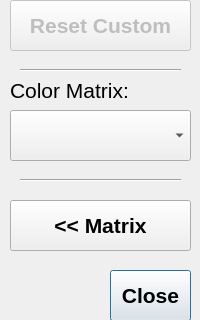
Qt form src/whitebalancedialog.ui (krontech/chronos-cam-app) before a commit; both pictures show x 0 to 200 and y 160 to 480 of the 200 by 480 pixel window.
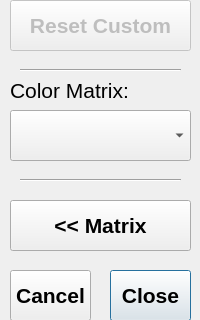
The same form after that commit.

Commit message: Added cancel button to WB dialog

What changed in the file:
```diff
--- a/src/whitebalancedialog.ui
+++ b/src/whitebalancedialog.ui
@@ -194,6 +194,26 @@
     <enum>Qt::Horizontal</enum>
    </property>
   </widget>
+  <widget class="QPushButton" name="cmdCancel">
+   <property name="geometry">
+    <rect>
+     <x>10</x>
+     <y>430</y>
+     <width>81</width>
+     <height>51</height>
+    </rect>
+   </property>
+   <property name="font">
+    <font>
+     <pointsize>16</pointsize>
+     <weight>75</weight>
+     <bold>true</bold>
+    </font>
+   </property>
+   <property name="text">
+    <string>Cancel</string>
+   </property>
+  </widget>
  </widget>
  <tabstops>
   <tabstop>comboWB</tabstop>
```
The commit also changes 9 other files.
